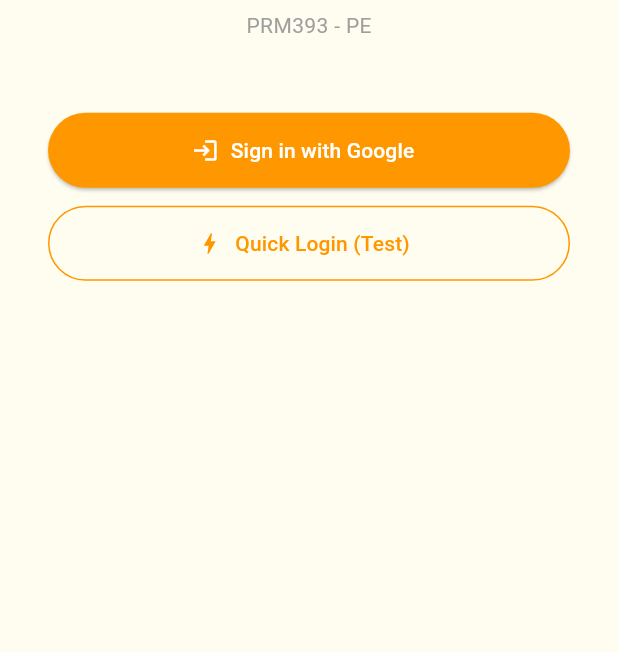
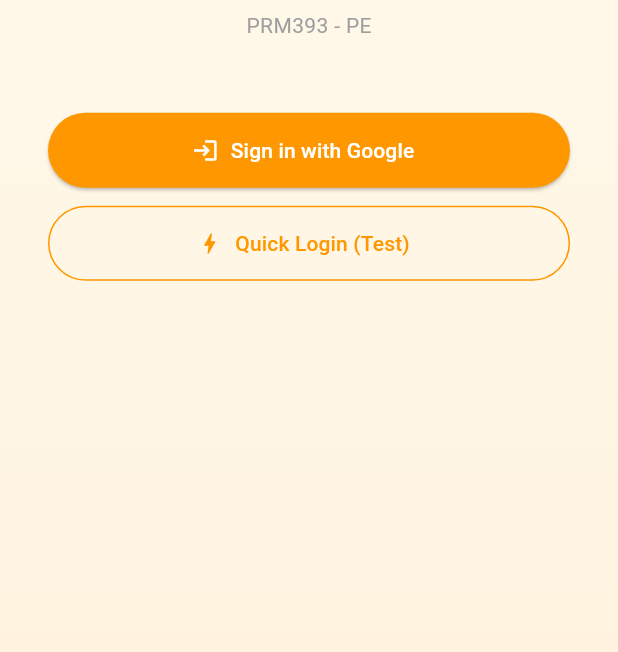
Before and after one commit to cggithub333/Temp-PE-PRM393, a Flutter app: the screen it shows after launch, on a phone screen of 412 x 824 dp, the part 584-1236 px from its top. Run offline on Flutter 3.47's test engine with Material 3 defaults, Android fonts, the phone set to English and light mode, and no system bars; our stand-ins replace geocoding, google_maps_flutter, google_sign_in, sqflite; accounts and stored records are empty.

Commit message:
design: add subtle cream-to-orange gradient to login screen background

```diff
--- a/student_management/lib/screens/login_screen.dart
+++ b/student_management/lib/screens/login_screen.dart
@@ -50,7 +50,18 @@ class _LoginScreenState extends State<LoginScreen> {
   @override
   Widget build(BuildContext context) {
     return Scaffold(
-      body: Center(
+      body: Container(
+        decoration: const BoxDecoration(
+          gradient: LinearGradient(
+            begin: Alignment.topCenter,
+            end: Alignment.bottomCenter,
+            colors: [
+              Color(0xFFFFFDF0), // cream
+              Color(0xFFFFF3E0), // very light orange
+            ],
+          ),
+        ),
+        child: Center(
           child: Padding(
             padding: const EdgeInsets.all(32),
             child: Column(
@@ -96,6 +107,7 @@ class _LoginScreenState extends State<LoginScreen> {
             ),
           ),
         ),
+      ),
     );
   }
 }
```
Lines whose indentation alone changed are shown as unchanged.
